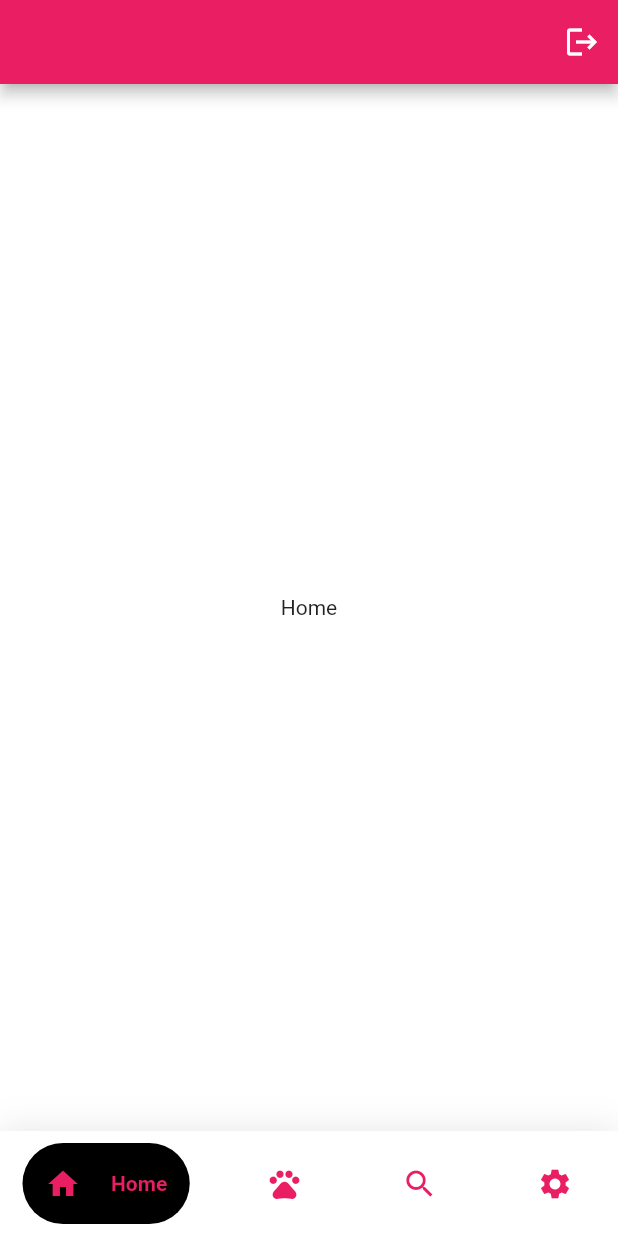
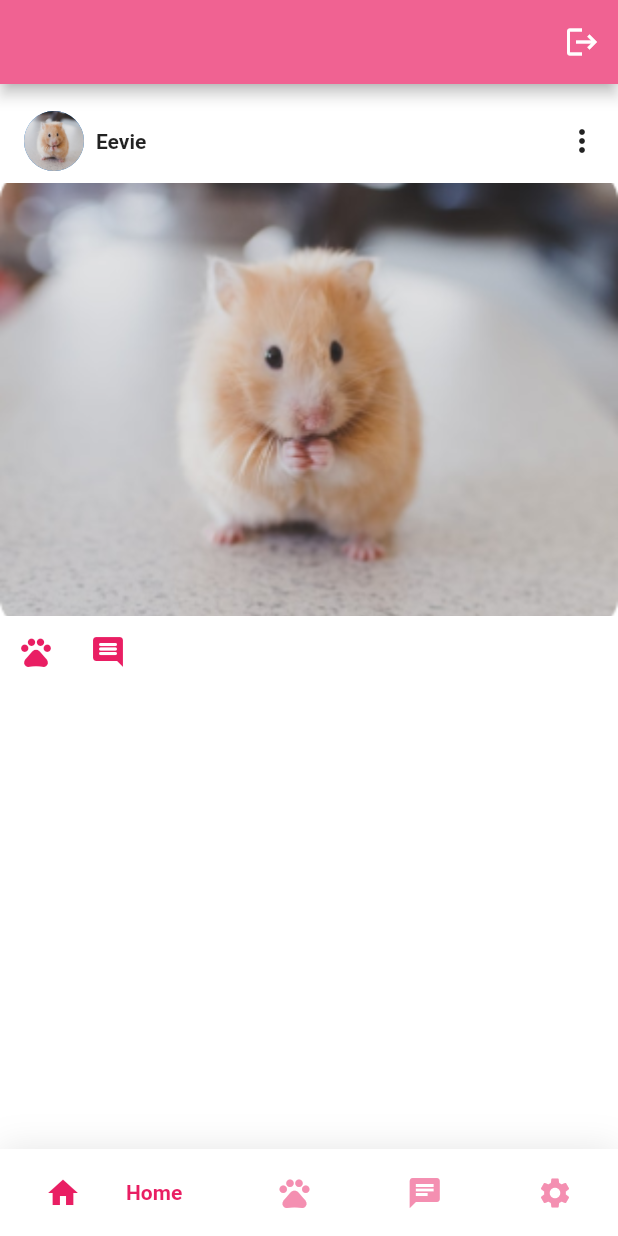
Before and after one commit to PetMeOfficial/PetMeOfficial, a Flutter app: the screen it shows once a user with an empty profile is signed in, on a phone screen of 412 x 824 dp. Run offline on Flutter 3.47's test engine with Material 2 defaults, Android fonts, the phone set to English and light mode, and no system bars; drawn by our look-alikes of google_nav_bar; our stand-ins replace cloud_firestore, firebase_auth, firebase_core, get; accounts and stored records are empty.

Commit message:
Home Page Added

```diff
--- /dev/null
+++ b/petme/lib/Widgets/post_card.dart
@@ -0,0 +1,103 @@
+import 'package:flutter/material.dart';
+import 'package:google_nav_bar/google_nav_bar.dart';
+
+class PostCard extends StatelessWidget {
+  const PostCard({Key? key}) : super(key: key);
+
+  @override
+  Widget build(BuildContext context) {
+    return Container(
+      color: Colors.white,
+      padding: const EdgeInsets.symmetric(
+        vertical: 10
+      ),
+      child: Column(
+        children: [
+          Container(
+            padding: const EdgeInsets.symmetric(
+              vertical: 4,
+              horizontal: 16,
+            ).copyWith(right: 0),
+            child: Row(
+              children:  [
+                const CircleAvatar(
+                  radius: 20,
+                  backgroundImage: AssetImage('assets/eevie.png')
+                ),
+                Expanded(
+                    child: Padding(
+                        padding: const EdgeInsets.only(
+                          left: 8
+                        ),
+                      child: Column(
+                        mainAxisSize: MainAxisSize.min,
+                        crossAxisAlignment: CrossAxisAlignment.start,
+                        children: const [
+                          Text('Eevie', style: TextStyle(fontWeight: FontWeight.bold),)
+                        ],
+                      ),
+                    )
+                ),
+                IconButton(onPressed: () {
+                  showDialog(context: context, builder: (context) =>  Dialog(
+                    child: ListView(
+                      padding: const EdgeInsets.symmetric(vertical: 16,),
+                      shrinkWrap: true,
+                      children: [
+                        'Delete',
+                      ].map((e) => InkWell(
+                        onTap: (){  },
+                        child: Container(
+                          padding: const EdgeInsets.symmetric(vertical: 12,horizontal: 16),
+                          child: Text(e),
+                        ),
+                      )).toList()
+                    ),
+                  ));
+                }, icon: const Icon(Icons.more_vert)),
+              ],
+            ),
+          ),
+          SizedBox(
+            height: MediaQuery.of(context).size.height*0.35,
+            width: double.infinity,
+            child: Image.asset('assets/eevie.png',
+              fit: BoxFit.cover,),
+          ),
+          //Likes and Comments section
+          Row(
+            children: [
+              IconButton(
+                  onPressed: (){},
+                  icon: const Icon(
+                    Icons.pets_outlined,
+                    color: Colors.pink,
+                  )
+              ),
+              IconButton(
+                  onPressed: (){},
+                  icon: const Icon(
+                    Icons.comment_rounded,
+                    color: Colors.pink,
+                  )
+              ),
+            ],
+          ),
+          //Description
+          Container(
+            padding: const EdgeInsets.symmetric(
+              horizontal: 16,
+            ),
+            child: Column(
+              mainAxisSize: MainAxisSize.min,
+              crossAxisAlignment: CrossAxisAlignment.start,
+              children: const [
+
+              ],
+            ),
+          ),
+        ],
+      ),
+    );
+  }
+}
--- a/petme/lib/screens/HomeScreen/Navigation/home_page.dart
+++ b/petme/lib/screens/HomeScreen/Navigation/home_page.dart
@@ -1,4 +1,5 @@
 import 'package:flutter/material.dart';
+import 'package:petme/Widgets/post_card.dart';
 
 class HomePage extends StatefulWidget {
   const HomePage({Key? key}) : super(key: key);
@@ -10,8 +11,8 @@ class HomePage extends StatefulWidget {
 class _HomePageState extends State<HomePage> {
   @override
   Widget build(BuildContext context) {
-    return const Text(
-      'Home',
+    return const Scaffold(
+      body: PostCard(),
     );
   }
 }
--- a/petme/lib/screens/HomeScreen/main_page.dart
+++ b/petme/lib/screens/HomeScreen/main_page.dart
@@ -34,7 +34,7 @@ class _MainPageState extends State<MainPage> {
     return Scaffold(
       backgroundColor: Colors.white,
       appBar: AppBar(
-        backgroundColor: Colors.pink,
+        backgroundColor: Colors.pink[300],
         actions: [
           IconButton(
               onPressed: signUserOut,
@@ -58,15 +58,15 @@ class _MainPageState extends State<MainPage> {
         ),
         child: SafeArea(
           child: Padding(
-            padding: const EdgeInsets.symmetric(horizontal: 15.0, vertical: 8),
+            padding: const EdgeInsets.symmetric(horizontal: 20.0, vertical: 7),
             child: GNav(
-              gap: 20,
-              duration: Duration(microseconds: 9),
-              backgroundColor: Colors.white,
-              color: Colors.pink,
+              gap: 30,
+              duration: const Duration(microseconds: 9),
+              backgroundColor: Colors.white54,
+              color: Colors.pink[200],
               activeColor: Colors.pink,
-              tabBackgroundColor: Colors.black,
-              padding: const EdgeInsets.all(15),
+              // tabBackgroundColor: Colors.black,
+              padding: const EdgeInsets.all(10),
               tabs: const [
                 GButton(
                   icon: Icons.home,
@@ -77,8 +77,8 @@ class _MainPageState extends State<MainPage> {
                   text: 'Pets',
                 ),
                 GButton(
-                  icon: Icons.search,
-                  text: 'Search',
+                  icon: Icons.chat,
+                  text: 'Chat',
                 ),
                 GButton(
                   icon: Icons.settings,
--- a/petme/lib/screens/Registration/Adopter/adopterSignUp.dart
+++ b/petme/lib/screens/Registration/Adopter/adopterSignUp.dart
@@ -273,7 +273,8 @@ class _adopterSignUpState extends State<adopterSignUp> {
                                     fontSize: 24,
                                     fontWeight: FontWeight.bold,
                                     color: Colors.black),
-                              ))
+                              )
+                          )
                         ],
                       ),
                     ],
```
Also changed, not shown: petme/assets/Group 63__01.png (added), petme/assets/eevie.png (added).
